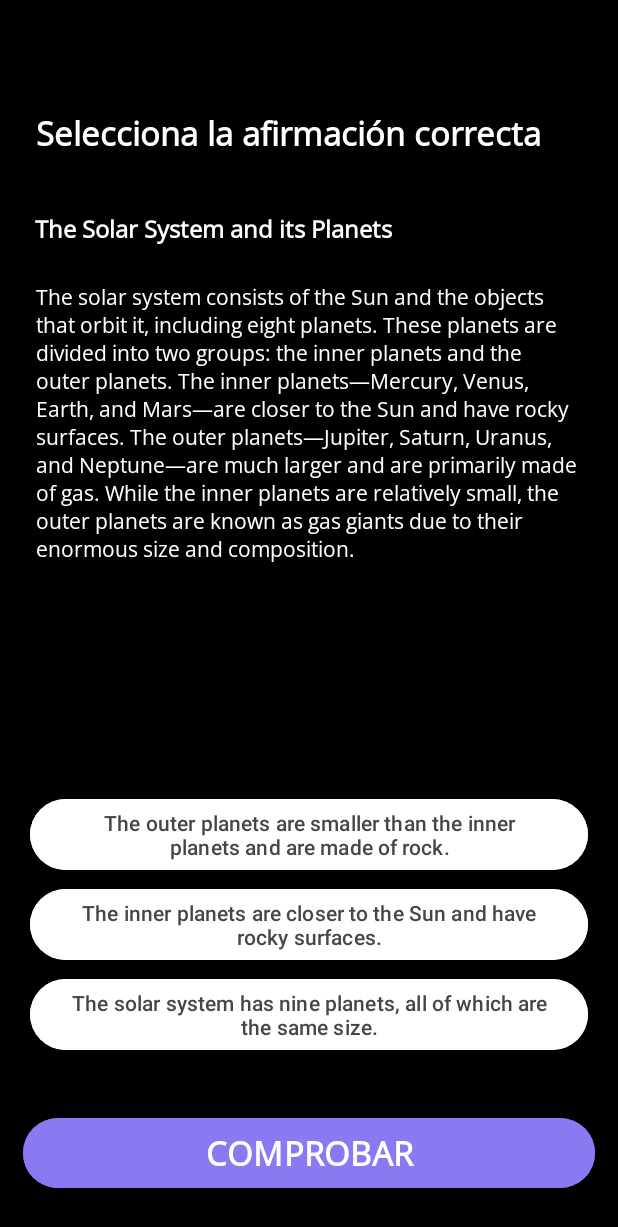
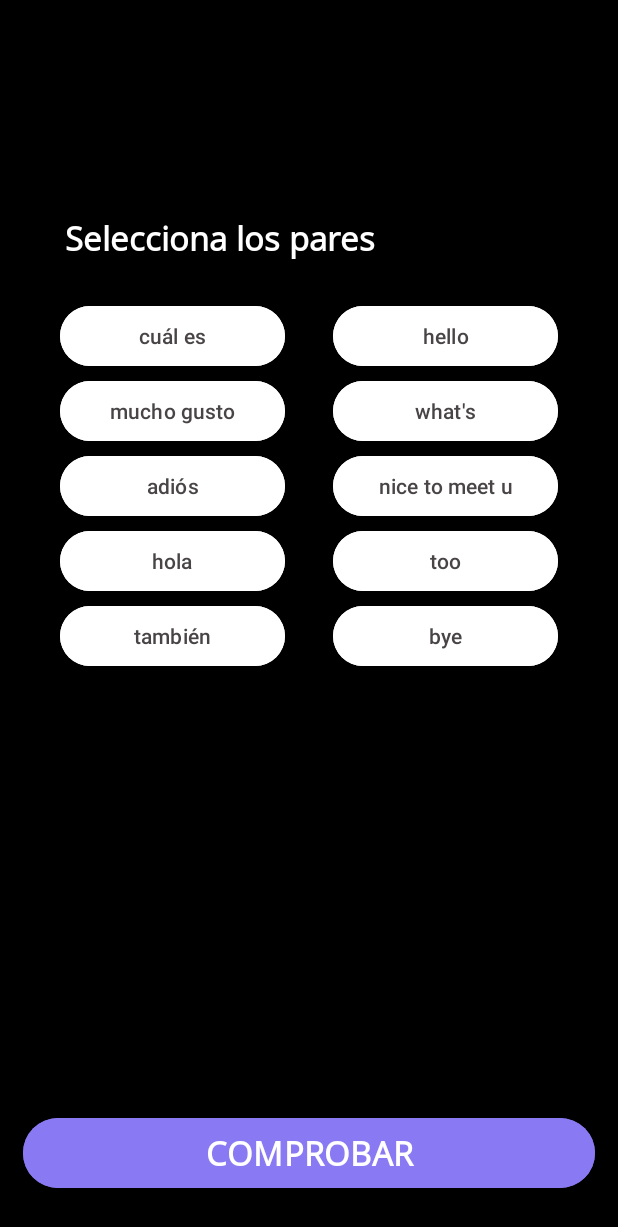
Before and after one commit to LiroSiza/RCS-Rocket-English, an Android app: the layout ejercicio_f.xml on its own in the app's theme, with its tools: preview values and no code run, on a phone screen of 412 x 824 dp. Shown: the top 1227 px of the screen. Run offline under Robolectric (Android 15) with nearby library versions, the phone set to English and light mode, and no system bars.

Commit message:
Vista de tres ejercicios

```diff
--- a/app/src/main/AndroidManifest.xml
+++ b/app/src/main/AndroidManifest.xml
@@ -13,7 +13,7 @@
         android:theme="@style/Theme.RCSRocketEnglishNight"
         tools:targetApi="31">
         <activity
-            android:name=".levels.ExcerciseVersionTwo"
+            android:name=".levels.ExerciseVersionThree"
             android:exported="true">
             <intent-filter>
                 <action android:name="android.intent.action.MAIN" />
@@ -34,7 +34,11 @@
             android:exported="false">
         </activity>
         <activity
-        android:name=".levels.ExcerciseVersionOne"
+            android:name=".levels.ExerciseVersionOne"
+            android:exported="false">
+        </activity>
+        <activity
+            android:name=".levels.ExerciseVersionTwo"
             android:exported="false">
         </activity>
     </application>
--- a/app/src/main/java/com/rcs_rocket_english/levels/ExcerciseVersionThree.java
+++ /dev/null
@@ -1,4 +0,0 @@
-package com.rcs_rocket_english.levels;
-
-public class ExcerciseVersionThree {
-}
--- a/app/src/main/java/com/rcs_rocket_english/levels/ExcerciseVersionOne.java
+++ b/app/src/main/java/com/rcs_rocket_english/levels/ExerciseVersionOne.java
@@ -9,7 +9,7 @@ import androidx.appcompat.app.AppCompatActivity;
 import com.bumptech.glide.Glide;
 import com.rcs_rocket_english.R;
 
-public class ExcerciseVersionOne extends AppCompatActivity {
+public class ExerciseVersionOne extends AppCompatActivity {
     private Handler handler = new Handler();
 
     @Override
--- /dev/null
+++ b/app/src/main/java/com/rcs_rocket_english/levels/ExerciseVersionThree.java
@@ -0,0 +1,18 @@
+package com.rcs_rocket_english.levels;
+
+import android.os.Bundle;
+import androidx.appcompat.app.AppCompatActivity;
+import com.rcs_rocket_english.R;
+
+public class ExerciseVersionThree extends AppCompatActivity {
+    @Override
+    protected void onCreate(Bundle savedInstanceState) {
+        super.onCreate(savedInstanceState);
+        setContentView(R.layout.ejercicio_f);
+
+    }
+    @Override
+    protected void onDestroy() {
+        super.onDestroy();
+    }
+}
--- a/app/src/main/java/com/rcs_rocket_english/levels/ExcerciseVersionTwo.java
+++ b/app/src/main/java/com/rcs_rocket_english/levels/ExerciseVersionTwo.java
@@ -4,7 +4,7 @@ import android.os.Bundle;
 import androidx.appcompat.app.AppCompatActivity;
 import com.rcs_rocket_english.R;
 
-public class ExcerciseVersionTwo  extends AppCompatActivity {
+public class ExerciseVersionTwo extends AppCompatActivity {
 
     @Override
     protected void onCreate(Bundle savedInstanceState) {
--- a/app/src/main/res/layout/ejercicio_f.xml
+++ b/app/src/main/res/layout/ejercicio_f.xml
@@ -9,89 +9,122 @@
     <TextView
         android:id="@+id/textView21"
         style="@style/CustomTextViewExercise"
-        android:layout_marginStart="16dp"
-        android:layout_marginTop="65dp"
-        android:text="Selecciona la afirmación correcta"
+        android:layout_marginStart="35dp"
+        android:layout_marginTop="135dp"
+        android:text="Selecciona los pares"
         app:layout_constraintStart_toStartOf="parent"
         app:layout_constraintTop_toTopOf="parent" />
 
-    <TextView
-        android:id="@+id/textView22"
-        android:layout_width="match_parent"
+    <Button
+        android:id="@+id/button11"
+        android:layout_width="150dp"
         android:layout_height="wrap_content"
-        android:layout_marginLeft="15dp"
-        android:layout_marginTop="21dp"
-        android:layout_marginRight="15dp"
-        android:fontFamily="@font/opensans_variablefont_wdth_wght"
-        android:padding="8dp"
-        android:text="The Solar System and its Planets"
-        android:textColor="@color/white"
-        android:textSize="16sp"
-        android:textStyle="bold"
+        android:layout_marginStart="40dp"
+        android:layout_marginTop="200dp"
+        android:backgroundTint="@color/white"
+        android:text="cuál es"
+        android:textColor="@color/gray"
+        app:layout_constraintStart_toStartOf="parent"
+        app:layout_constraintTop_toTopOf="parent" />
+    <Button
+        android:layout_width="150dp"
+        android:layout_height="wrap_content"
+        android:layout_marginTop="200dp"
+        android:layout_marginEnd="40dp"
+        android:backgroundTint="@color/white"
+        android:text="hello"
+        android:textColor="@color/gray"
         app:layout_constraintEnd_toEndOf="parent"
-        app:layout_constraintHorizontal_bias="0.551"
-        app:layout_constraintStart_toStartOf="parent"
-        app:layout_constraintTop_toBottomOf="@+id/textView21" />
-
-    <TextView
-        android:id="@+id/textView23"
-        android:layout_width="match_parent"
-        android:layout_height="wrap_content"
-        android:layout_marginLeft="16dp"
-        android:layout_marginTop="8dp"
-        android:layout_marginRight="15dp"
-        android:fontFamily="@font/opensans_variablefont_wdth_wght"
-        android:padding="8dp"
-        android:text="The solar system consists of the Sun and the objects that orbit it, including eight planets. These planets are divided into two groups: the inner planets and the outer planets. The inner planets—Mercury, Venus, Earth, and Mars—are closer to the Sun and have rocky surfaces. The outer planets—Jupiter, Saturn, Uranus, and Neptune—are much larger and are primarily made of gas. While the inner planets are relatively small, the outer planets are known as gas giants due to their enormous size and composition."
-        android:textColor="@color/white"
-        android:textSize="14sp"
-        app:layout_constraintEnd_toEndOf="parent"
-        app:layout_constraintHorizontal_bias="0.482"
-        app:layout_constraintStart_toStartOf="parent"
-        app:layout_constraintTop_toBottomOf="@+id/textView22" />
-
-    <Button
-        android:id="@+id/button10"
-        android:layout_width="match_parent"
-        android:layout_height="wrap_content"
-        android:layout_marginLeft="20dp"
-        android:layout_marginRight="20dp"
-        android:layout_marginBottom="240dp"
-        android:backgroundTint="@color/white"
-        android:text="The outer planets are smaller than the inner planets and are made of rock."
-        android:textColor="@color/gray"
-        app:layout_constraintBottom_toBottomOf="parent"
-        app:layout_constraintEnd_toEndOf="parent"
-        app:layout_constraintHorizontal_bias="0.375"
-        app:layout_constraintStart_toStartOf="parent" />
-
-    <Button
-        android:layout_width="match_parent"
-        android:layout_height="wrap_content"
-        android:layout_marginLeft="20dp"
-        android:layout_marginRight="20dp"
-        android:layout_marginBottom="180dp"
-        android:backgroundTint="@color/white"
-        android:text="The inner planets are closer to the Sun and have rocky surfaces."
-        android:textColor="@color/gray"
-        app:layout_constraintBottom_toBottomOf="parent"
-        app:layout_constraintEnd_toEndOf="parent"
-        app:layout_constraintStart_toStartOf="parent" />
+        app:layout_constraintTop_toTopOf="parent" />
 
 
     <Button
-        android:layout_width="match_parent"
+        android:layout_width="150dp"
         android:layout_height="wrap_content"
-        android:layout_marginLeft="20dp"
-        android:layout_marginRight="20dp"
-        android:layout_marginBottom="120dp"
+        android:layout_marginStart="40dp"
+        android:layout_marginTop="250dp"
         android:backgroundTint="@color/white"
-        android:text="The solar system has nine planets, all of which are the same size."
+        android:text="mucho gusto"
         android:textColor="@color/gray"
-        app:layout_constraintBottom_toBottomOf="parent"
+        app:layout_constraintStart_toStartOf="parent"
+        app:layout_constraintTop_toTopOf="parent" />
+    <Button
+        android:layout_width="150dp"
+        android:layout_height="wrap_content"
+        android:layout_marginTop="250dp"
+        android:layout_marginEnd="40dp"
+        android:backgroundTint="@color/white"
+        android:text="what's"
+        android:textColor="@color/gray"
         app:layout_constraintEnd_toEndOf="parent"
-        app:layout_constraintHorizontal_bias="0.65"
-        app:layout_constraintStart_toStartOf="parent" />
+        app:layout_constraintTop_toTopOf="parent" />
+
+
+    <Button
+        android:layout_width="150dp"
+        android:layout_height="wrap_content"
+        android:layout_marginStart="40dp"
+        android:layout_marginTop="300dp"
+        android:backgroundTint="@color/white"
+        android:text="adiós"
+        android:textColor="@color/gray"
+        app:layout_constraintStart_toStartOf="parent"
+        app:layout_constraintTop_toTopOf="parent" />
+    <Button
+        android:layout_width="150dp"
+        android:layout_height="wrap_content"
+        android:layout_marginTop="300dp"
+        android:layout_marginEnd="40dp"
+        android:backgroundTint="@color/white"
+        android:text="nice to meet u"
+        android:textColor="@color/gray"
+        app:layout_constraintEnd_toEndOf="parent"
+        app:layout_constraintTop_toTopOf="parent" />
+
+
+    <Button
+        android:layout_width="150dp"
+        android:layout_height="wrap_content"
+        android:layout_marginStart="40dp"
+        android:layout_marginTop="350dp"
+        android:backgroundTint="@color/white"
+        android:text="hola"
+        android:textColor="@color/gray"
+        app:layout_constraintStart_toStartOf="parent"
+        app:layout_constraintTop_toTopOf="parent" />
+    <Button
+        android:layout_width="150dp"
+        android:layout_height="wrap_content"
+        android:layout_marginTop="350dp"
+        android:layout_marginEnd="40dp"
+        android:backgroundTint="@color/white"
+        android:text="too"
+        android:textColor="@color/gray"
+        app:layout_constraintEnd_toEndOf="parent"
+        app:layout_constraintTop_toTopOf="parent" />
+
+
+
+    <Button
+        android:layout_width="150dp"
+        android:layout_height="wrap_content"
+        android:layout_marginStart="40dp"
+        android:layout_marginTop="400dp"
+        android:backgroundTint="@color/white"
+        android:text="también"
+        android:textColor="@color/gray"
+        app:layout_constraintStart_toStartOf="parent"
+        app:layout_constraintTop_toTopOf="parent" />
+    <Button
+        android:layout_width="150dp"
+        android:layout_height="wrap_content"
+        android:layout_marginTop="400dp"
+        android:layout_marginEnd="40dp"
+        android:backgroundTint="@color/white"
+        android:text="bye"
+        android:textColor="@color/gray"
+        app:layout_constraintEnd_toEndOf="parent"
+        app:layout_constraintTop_toTopOf="parent" />
 
     <Button
         style="@style/CustomButtonViewExercise"
```
Lines whose indentation alone changed are shown as unchanged.
